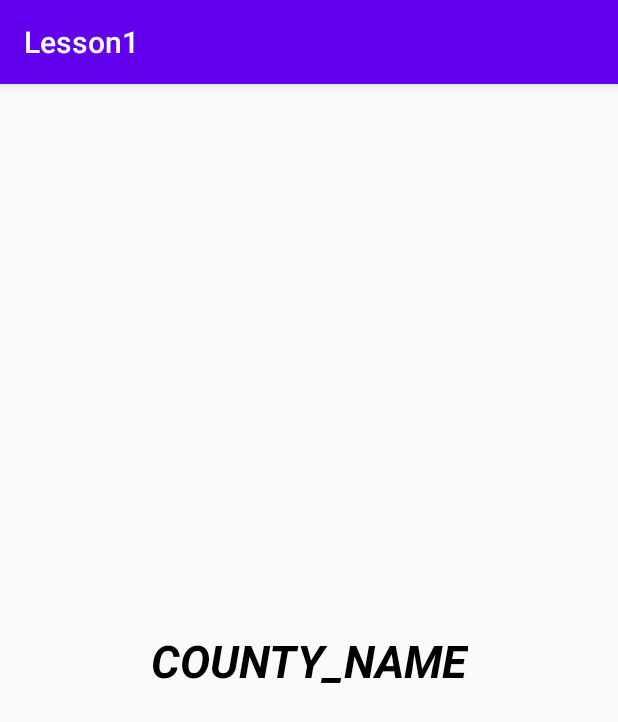
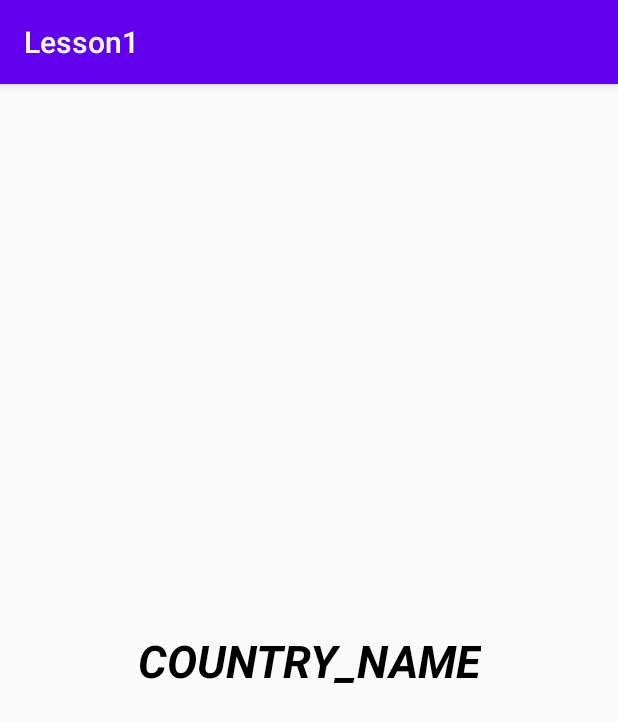
Before and after one commit to RamanYarotski/AndroidCourceRaman, an Android app: the screen it shows after launch (MainActivity), on a phone screen of 412 x 824 dp. Shown: the top 722 px of the screen. Run offline under Robolectric (Android 15) with nearby library versions, the phone set to English and light mode, and no system bars.

Commit message:
Fixed typo country name in the text

```diff
--- a/app/src/main/res/layout/activity_main.xml
+++ b/app/src/main/res/layout/activity_main.xml
@@ -18,7 +18,7 @@
 
         android:layout_width="wrap_content"
         android:layout_height="wrap_content"
-        android:text="@string/county_name"
+        android:text="@string/country_name"
         app:layout_constraintBottom_toBottomOf="parent"
         app:layout_constraintLeft_toLeftOf="parent"
         app:layout_constraintRight_toRightOf="parent"
--- a/app/src/main/res/values-be-rBY-land/strings.xml
+++ b/app/src/main/res/values-be-rBY-land/strings.xml
@@ -1,5 +1,5 @@
 <?xml version="1.0" encoding="utf-8"?>
 <resources>
         <string name="app_name">Lesson1</string>
-        <string name="county_name">Belarus HORIZONTAL</string>
+        <string name="country_name">Belarus HORIZONTAL</string>
 </resources>
--- a/app/src/main/res/values-cs-rCZ-land/strings.xml
+++ b/app/src/main/res/values-cs-rCZ-land/strings.xml
@@ -1,5 +1,5 @@
 <?xml version="1.0" encoding="utf-8"?>
 <resources>
     <string name="app_name">Lesson1</string>
-    <string name="county_name">Czechia HORIZONTAL</string>
+    <string name="country_name">Czechia HORIZONTAL</string>
 </resources>
--- a/app/src/main/res/values-en-rUS-land/strings.xml
+++ b/app/src/main/res/values-en-rUS-land/strings.xml
@@ -1,5 +1,5 @@
 <?xml version="1.0" encoding="utf-8"?>
 <resources>
     <string name="app_name">Lesson1</string>
-    <string name="county_name">United States of America HORIZONTAL</string>
+    <string name="country_name">United States of America HORIZONTAL</string>
 </resources>
--- a/app/src/main/res/values-it-rIT-land/strings.xml
+++ b/app/src/main/res/values-it-rIT-land/strings.xml
@@ -1,5 +1,5 @@
 <?xml version="1.0" encoding="utf-8"?>
 <resources>
     <string name="app_name">Lesson1</string>
-    <string name="county_name">Italy HORIZONTAL</string>
+    <string name="country_name">Italy HORIZONTAL</string>
 </resources>
--- a/app/src/main/res/values-land/strings.xml
+++ b/app/src/main/res/values-land/strings.xml
@@ -1,5 +1,5 @@
 <?xml version="1.0" encoding="utf-8"?>
 <resources>
     <string name="app_name">Lesson1</string>
-    <string name="county_name">county_name</string>
+    <string name="country_name">country_name</string>
 </resources>
--- a/app/src/main/res/values-ru-rRU-land/strings.xml
+++ b/app/src/main/res/values-ru-rRU-land/strings.xml
@@ -1,5 +1,5 @@
 <?xml version="1.0" encoding="utf-8"?>
 <resources>
     <string name="app_name">Lesson1</string>
-    <string name="county_name">Russia HORIZONTAL</string>
+    <string name="country_name">Russia HORIZONTAL</string>
 </resources>
--- a/app/src/main/res/values-uk-rUA-land/strings.xml
+++ b/app/src/main/res/values-uk-rUA-land/strings.xml
@@ -1,5 +1,5 @@
 <?xml version="1.0" encoding="utf-8"?>
 <resources>
     <string name="app_name">Lesson1</string>
-    <string name="county_name">Ukraine HORIZONTAL</string>
+    <string name="country_name">Ukraine HORIZONTAL</string>
 </resources>
--- a/app/src/main/res/values/strings.xml
+++ b/app/src/main/res/values/strings.xml
@@ -1,5 +1,5 @@
 <?xml version="1.0" encoding="utf-8"?>
 <resources>
     <string name="app_name">Lesson1</string>
-    <string name="county_name">county_name</string>
+    <string name="country_name">country_name</string>
 </resources>
```
Also changed, not shown: 6 other files.
